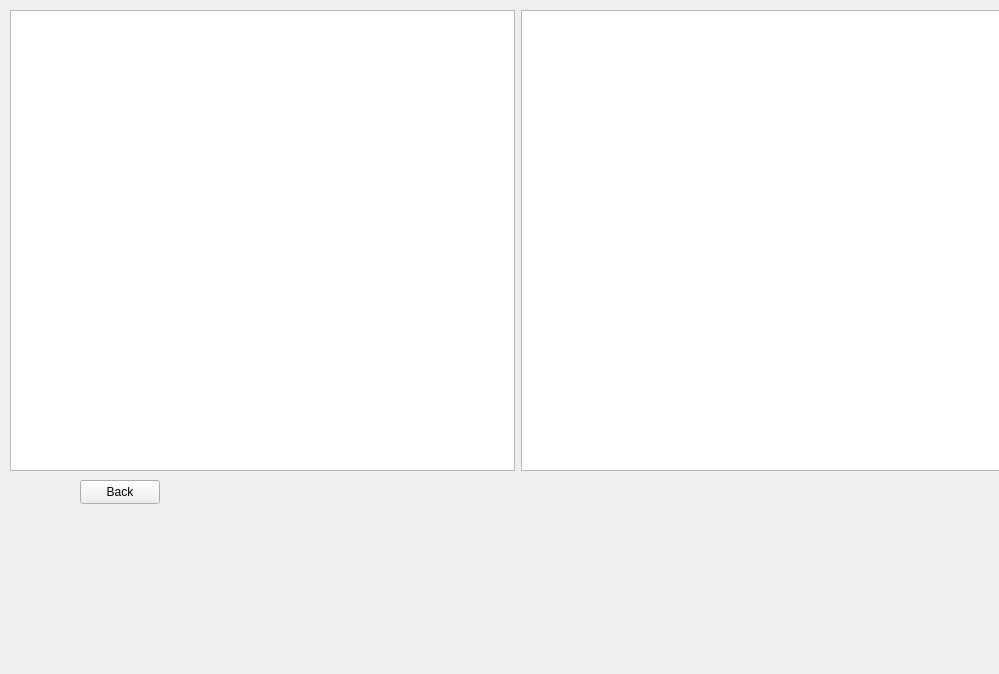
MARIO00410/Guide-Me, file Guide_me/dfs.ui: the form before one commit.
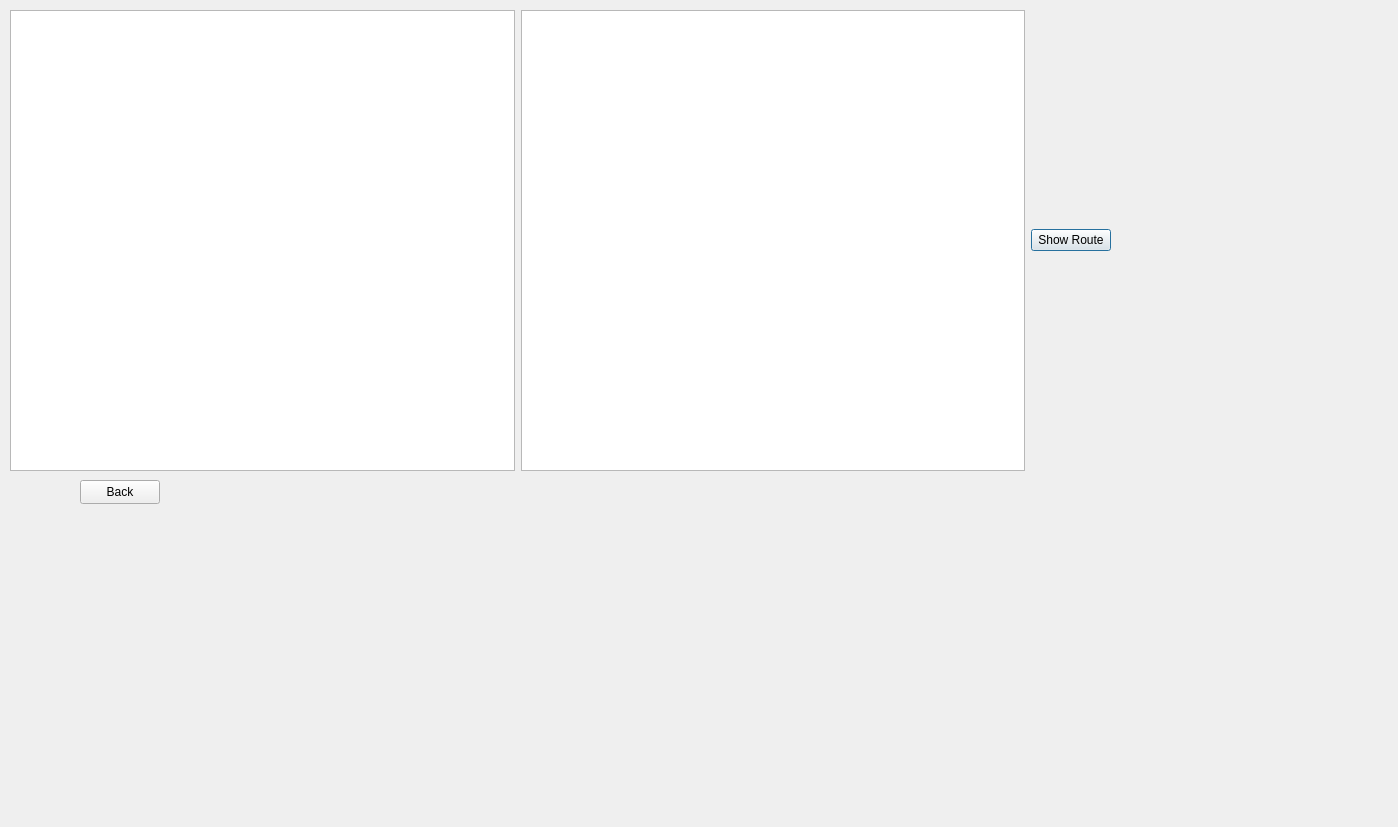
The form after the commit.

The edit to the form file:
```diff
--- a/Guide_me/dfs.ui
+++ b/Guide_me/dfs.ui
@@ -6,8 +6,8 @@
    <rect>
     <x>0</x>
     <y>0</y>
-    <width>999</width>
-    <height>674</height>
+    <width>1398</width>
+    <height>827</height>
    </rect>
   </property>
   <property name="windowTitle">
```
